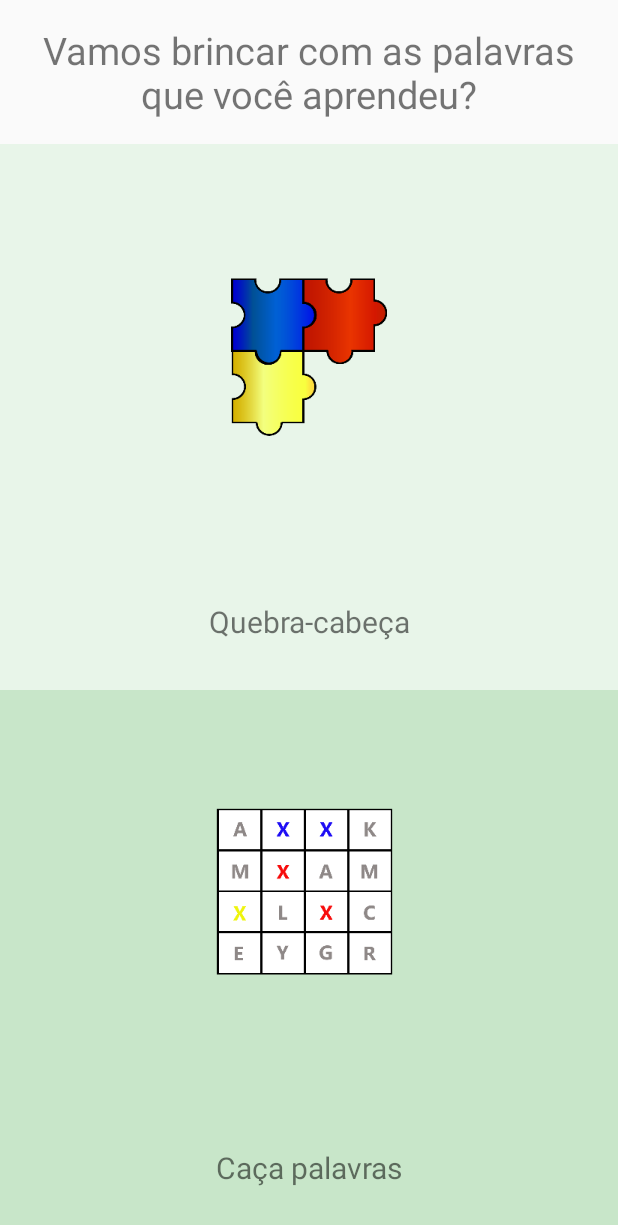
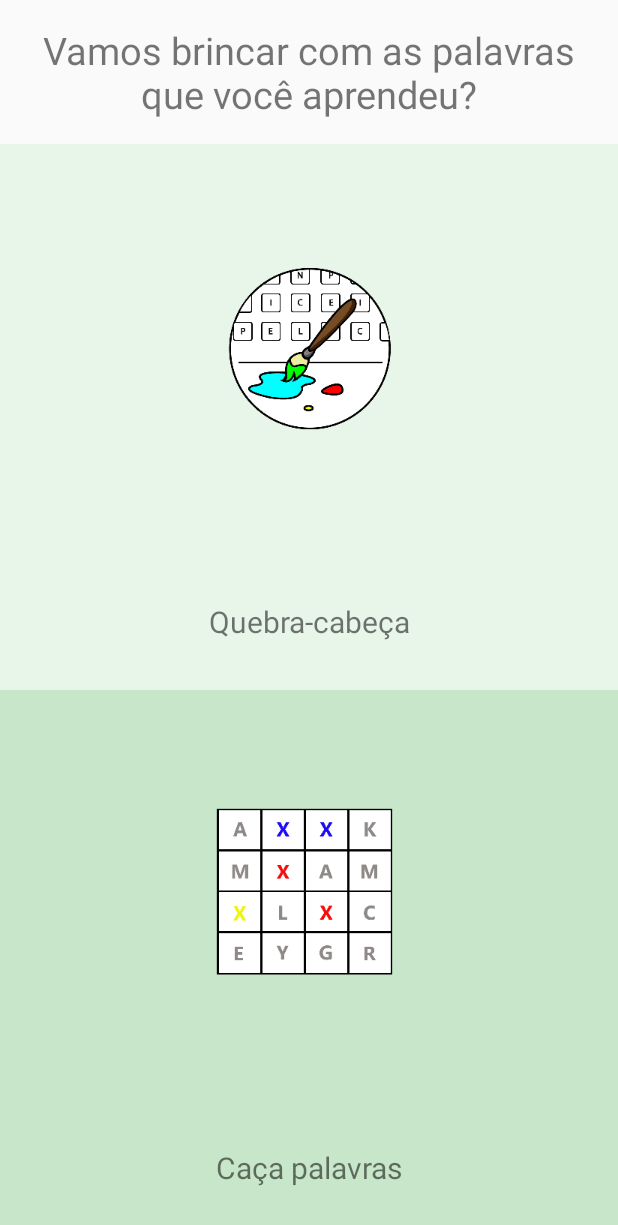
Before and after one commit to thomasmarquesbr/gamechoice_second_screen, an Android app: the screen it shows after launch (MainActivity), on a phone screen of 412 x 824 dp. Shown: the top 1225 px of the screen. Run offline under Robolectric (Android 15) with nearby library versions, the phone set to English and light mode, and no system bars.

Commit message:
Corrige Imagem Anagram

```diff
--- a/app/src/main/java/com/lmd/thomas/gamechoice/MainActivity.kt
+++ b/app/src/main/java/com/lmd/thomas/gamechoice/MainActivity.kt
@@ -99,7 +99,7 @@ class MainActivity :
                 title_1.setText(R.string.puzzle)
                 title_2.setText(R.string.word_search)
                 with(image_button_1) {
-                    setImageResource(R.mipmap.puzzle)
+                    setImageResource(R.mipmap.anagram)
                     tag = Game.ANAGRAM
                 }
                 with(image_button_2) {
@@ -111,7 +111,7 @@ class MainActivity :
                 title_1.setText(R.string.puzzle)
                 title_2.setText(R.string.puzzle)
                 with(image_button_1) {
-                    setImageResource(R.mipmap.puzzle)
+                    setImageResource(R.mipmap.anagram)
                     tag = Game.ANAGRAM
                 }
                 with(image_button_2) {
```
Also changed, not shown: app/src/main/res/mipmap-xxxhdpi/anagram.png (added), 1 other file.
